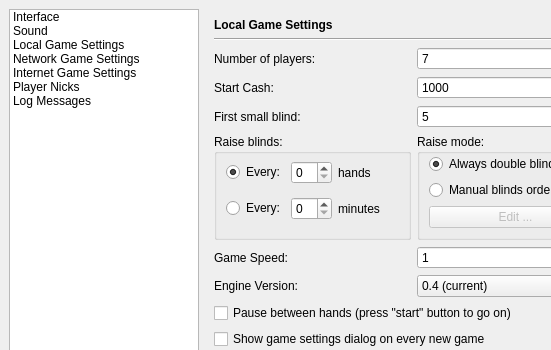
Before: the Qt Designer form src/gui/qt/settingsdialog.ui in pokerth/pokerth, drawn with Qt 5; both pictures show x 0 to 551 and y 0 to 350 of the 632 by 606 pixel window.
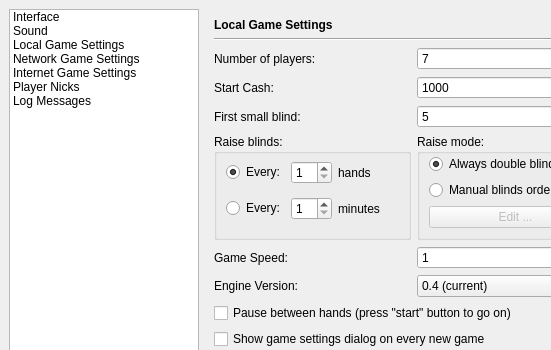
After: the same form once the commit is applied. The open tabs and pages were chosen to show the change. Icons and pictures are not drawn. Custom widgets are drawn as their Qt base class.

```diff
--- a/src/gui/qt/settingsdialog.ui
+++ b/src/gui/qt/settingsdialog.ui
@@ -505,7 +505,11 @@
              </widget>
             </item>
             <item row="0" column="1" >
-             <widget class="QSpinBox" name="spinBox_raiseSmallBlindEveryHands" />
+             <widget class="QSpinBox" name="spinBox_raiseSmallBlindEveryHands" >
+              <property name="minimum" >
+               <number>1</number>
+              </property>
+             </widget>
             </item>
             <item row="0" column="2" >
              <widget class="QLabel" name="label_47" >
@@ -528,7 +532,11 @@
              </widget>
             </item>
             <item row="1" column="1" >
-             <widget class="QSpinBox" name="spinBox_raiseSmallBlindEveryMinutes" />
+             <widget class="QSpinBox" name="spinBox_raiseSmallBlindEveryMinutes" >
+              <property name="minimum" >
+               <number>1</number>
+              </property>
+             </widget>
             </item>
             <item row="1" column="2" >
              <widget class="QLabel" name="label_50" >
```
Left out of the diff: 12 changed lines with no effect on the pictures.
